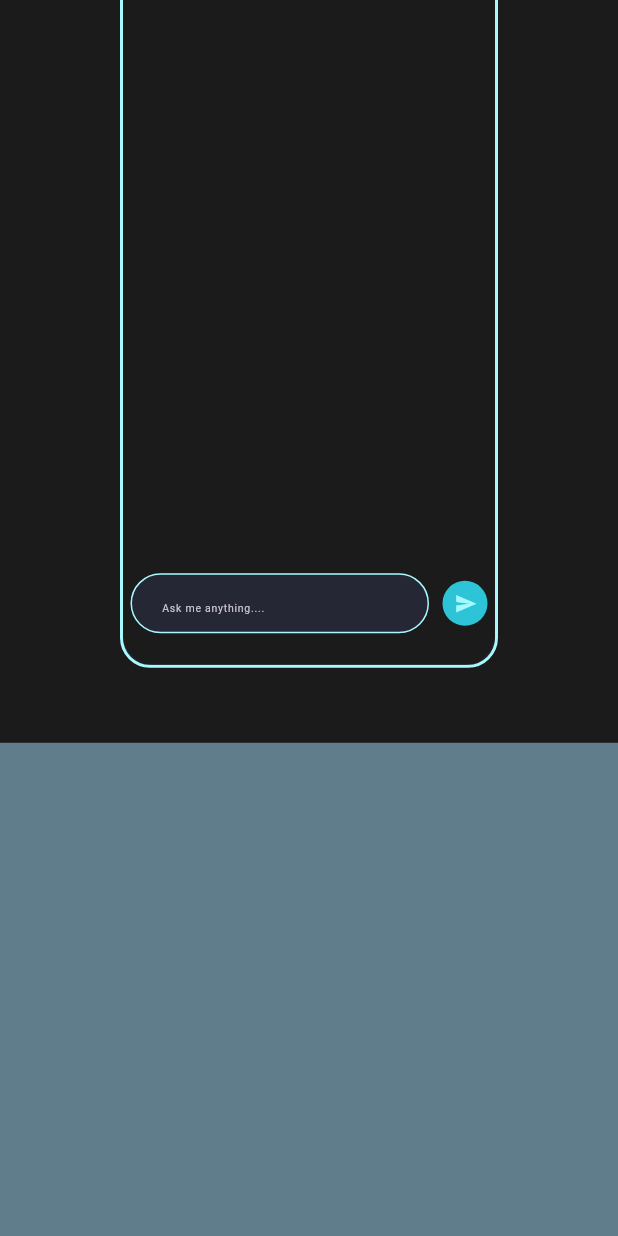
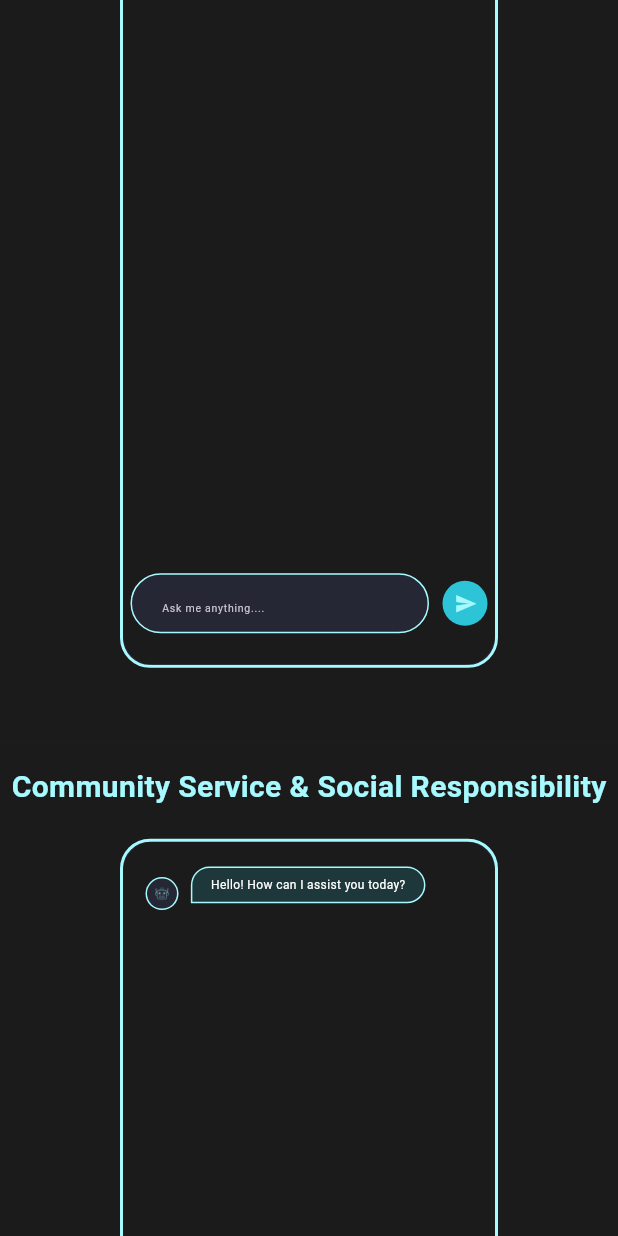
Before and after one commit to Saniya951/EcoResolve, a Flutter app: the screen it shows after launch, scrolled down 1152 dp, on a phone screen of 412 x 824 dp. Run offline on Flutter 3.47's test engine with Material 3 defaults, Android fonts, the light colour scheme and no system bars; our stand-ins replace get.

Commit message:
community UI upated

```diff
--- /dev/null
+++ b/lib/comapis/com_apis.dart
@@ -0,0 +1,39 @@
+import 'dart:convert';
+import 'dart:io';
+import 'dart:developer';
+import 'package:eco_resolve/constants/size.dart';
+import 'package:http/http.dart'as http;
+
+class APIs2{
+  //get answers from chatgpt
+  static Future<String> getAnswer(String question) async{
+    try{
+      final res =
+        await http.post(Uri.parse('https://api.openai.com/v1/chat/completions'),
+            headers:{
+              HttpHeaders.contentTypeHeader : 'application/json',
+              HttpHeaders.authorizationHeader: 'Bearer $apiKey2'
+            },
+
+            body:jsonEncode({
+                "model": "gpt-3.5-turbo-0125",
+                "temperature": 0,
+                "max_tokens":2000,
+                "messages": [
+                  { "role": "user", "content": question},
+                ]
+            })
+            );
+
+            final data = jsonDecode(res.body);
+
+      log('res: $data');
+      return data['choices'][0]['message']['content'];
+
+    }catch(e){
+      log('getAnswerE: $e');
+      return 'Something went wrong';
+
+    }
+  }
+}
--- /dev/null
+++ b/lib/comchat/com_message.dart
@@ -0,0 +1,9 @@
+class ComMessage{
+  String commsg;
+  final ComMessageType comMsgType;
+
+  ComMessage({required this.commsg, required this.comMsgType});
+
+}
+
+enum ComMessageType{user2, bot2}
--- /dev/null
+++ b/lib/comchat/com_message_card.dart
@@ -0,0 +1,101 @@
+import 'package:eco_resolve/comchat/com_message.dart';
+import 'package:eco_resolve/constants/colors.dart';
+import 'package:eco_resolve/constants/size.dart';
+import 'package:flutter/material.dart';
+// import 'package:typewrite_text/typewrite_text.dart';
+
+ class ComMessageCard extends StatelessWidget {
+
+  final ComMessage commessage;
+  const ComMessageCard({super.key, required this.commessage});
+
+  @override
+  Widget build(BuildContext context) {
+    const r =  Radius.circular((15));
+    final screenSize=MediaQuery.of(context).size;
+    final screenSizeHeight=screenSize.height *0.7;
+    final screenSizeWidth=screenSize.width;
+
+
+    return LayoutBuilder(
+      builder: (context, constraints) {
+        bool isDesktop = constraints.maxWidth >= minDesktopWidth;
+    return commessage.comMsgType==ComMessageType.bot2 ?
+    //for bot
+    Row(
+
+      children:[
+
+        const SizedBox(width:15),
+
+        Container(
+            padding: const EdgeInsets.all(1.0), // Border width
+            decoration:const  BoxDecoration(
+              color: CustomColor.greenSecondary, // Border color
+              shape: BoxShape.circle,
+            ),
+            child: CircleAvatar(
+              backgroundColor: CustomColor.bgLight1,
+              radius:isDesktop? 20:10,
+              child: Image.asset('assets/images/roboticon.png', width:isDesktop? 25:10),
+            ),
+          ),
+        Container(
+          constraints: BoxConstraints(maxWidth:screenSizeWidth *.6), //accd length of text it will manage boxs width
+          margin: EdgeInsets.only(bottom: screenSizeHeight * .02, left:screenSizeWidth *.02),
+
+            padding: EdgeInsets.symmetric(vertical:screenSizeHeight * .01, horizontal: screenSizeWidth * .03),
+              decoration:BoxDecoration(
+                border:Border.all(color:CustomColor.greenSecondary),
+                borderRadius: const BorderRadius.only(topLeft:r, topRight: r,bottomRight: r),
+                color:CustomColor.btnColor,
+              ),
+
+              child:Text(commessage.commsg,
+                style:TextStyle(color: Colors.white, fontSize: isDesktop? 14:8, fontWeight: FontWeight.w400),),
+              // child: message.msg.isEmpty ? const TypewriteText(
+              //     linesOfText: ['Please Wait...'],
+              //     textStyle: TextStyle(color: CustomColor.lightGrey, fontSize: isDesktop? 14:8, fontWeight: FontWeight.w400),
+              //     reverseAnimationDuration: Duration(milliseconds: 0),
+              //     beforeAnimationDuration: Duration(milliseconds: 100),
+              //     needCursor: false,
+              //   ) : Text(message.msg,)
+              ),
+      ],
+    ) :
+    //for user
+    Row(
+      mainAxisAlignment: MainAxisAlignment.end,
+      children:[
+        Container(
+          constraints: BoxConstraints(maxWidth: screenSizeWidth *.6), //accd length of text it will manage boxs width
+          margin: EdgeInsets.only(bottom: screenSizeHeight * .02, right: screenSizeWidth *.02),
+            padding: EdgeInsets.symmetric(vertical: screenSizeHeight * .01, horizontal: screenSizeWidth * .03),
+              decoration:BoxDecoration(
+                border:Border.all(color:CustomColor.greenSecondary),
+                borderRadius: const BorderRadius.only(topLeft:r, topRight: r,bottomLeft: r),
+                color:CustomColor.btnColor,
+              ),
+              child:Text(commessage.commsg,
+                style:TextStyle(color: Colors.white, fontSize: isDesktop? 14:8, fontWeight: FontWeight.w400),),
+        ),
+
+        Container(
+            padding: const EdgeInsets.all(1.0), // Border width
+            decoration:const  BoxDecoration(
+              color: CustomColor.greenSecondary, // Border color
+              shape: BoxShape.circle,
+            ),
+        child:CircleAvatar(
+          radius:isDesktop? 20:10,
+          backgroundColor:CustomColor.bgLight1,
+          child:const Icon(Icons.person, color:CustomColor.greenSecondary)
+        ),),
+
+        const SizedBox(width:15),
+
+      ]);
+      },
+      );
+  }
+}
--- /dev/null
+++ b/lib/comchat/comchat_controller.dart
@@ -0,0 +1,39 @@
+import 'package:eco_resolve/comapis/com_apis.dart';
+import 'package:eco_resolve/comchat/com_message.dart';
+import 'package:flutter/material.dart';
+import 'package:get/get.dart';
+
+class ComchatController extends GetxController{
+  final textC=TextEditingController();
+
+  final scrollC = ScrollController();
+
+  final list = <ComMessage>[
+    ComMessage(commsg: 'Hello! How can I assist you today?', comMsgType:ComMessageType.bot2)
+  ].obs;
+
+  Future<void> askQuestion() async{
+    if(textC.text.trim().isNotEmpty){
+      //user
+      list.add(ComMessage(commsg: textC.text, comMsgType:ComMessageType.user2));
+      list.add(ComMessage(commsg: 'something went wrong', comMsgType: ComMessageType.bot2));
+      _scrollDown();
+
+      final res = await APIs2.getAnswer(textC.text);
+
+      //bot
+      list.removeLast();
+      list.add(ComMessage(commsg: res, comMsgType: ComMessageType.bot2));
+      _scrollDown();
+
+      textC.text='';
+    }
+  }
+
+
+  // for moving to the end of the screen after texts increases
+  void _scrollDown(){
+    scrollC.animateTo(scrollC.position.maxScrollExtent, duration: const Duration(milliseconds: 500), curve: Curves.ease);
+  }
+
+}
--- a/lib/constants/size.dart
+++ b/lib/constants/size.dart
@@ -1,2 +1,3 @@
 const double minDesktopWidth = 600.0;
 const apiKey='sk-proj-WIOEiVoYEM9bEaDMRRhpT3BlbkFJlqkcRdVaVN8KfVYCNoOlsan';
+const apiKey2='sk-proj-WIOEiVoYEM9bEaDMRRhpT3BlbkFJlqkcRdVaVN8KfVYCNoOlnas';
--- a/lib/pages/home_page.dart
+++ b/lib/pages/home_page.dart
@@ -1,5 +1,6 @@
 import 'package:eco_resolve/constants/colors.dart';
 import 'package:eco_resolve/constants/size.dart';
+import 'package:eco_resolve/widgets/com_chatscreen.dart';
 import 'package:eco_resolve/widgets/conf_chatscreen_web.dart';
 import 'package:eco_resolve/widgets/drawer_mob.dart';
 import 'package:eco_resolve/widgets/header.dart';
@@ -60,11 +61,10 @@ class _HomePageState extends State<HomePage> {
                 const ConfChatScreenWeb(),
 
               // Community service Page
-              Container(
-                height: 500,
-                width: double.maxFinite,
-                color: Colors.blueGrey,
-              ),
+              if(isDesktop)
+                const ComChatScreen()
+              else
+                const ComChatScreen(),
 
               // Feedback Page
               Container(
--- /dev/null
+++ b/lib/widgets/com_chatscreen.dart
@@ -0,0 +1,107 @@
+import 'package:eco_resolve/comchat/com_message_card.dart';
+import 'package:eco_resolve/comchat/comchat_controller.dart';
+import 'package:eco_resolve/constants/colors.dart';
+import 'package:flutter/material.dart';
+import 'package:get/get.dart';
+
+class ComChatScreen extends StatefulWidget {
+  const ComChatScreen({super.key});
+
+  @override
+  State<ComChatScreen> createState() => _ComChatScreenState();
+}
+
+class _ComChatScreenState extends State<ComChatScreen> {
+  final _c = Get.put(ComchatController());
+
+  @override
+  Widget build(BuildContext context) {
+    final screenSize = MediaQuery.of(context).size;
+    final screenSizeHeight=screenSize.height;
+    final screenSizeWidth=screenSize.width;
+    final isDesktop = screenSizeWidth >= 600;
+
+    return Container(
+      decoration: const BoxDecoration(color:CustomColor.bgLight,),
+      // backgroundColor:CustomColor.bgLight,
+      child: Column(
+        children:[
+          const SizedBox(height: 15),
+          Text("Community Service & Social Responsibility",
+          style:TextStyle(fontWeight: FontWeight.bold,fontSize: isDesktop?30:20, color:CustomColor.greenSecondary )),
+          Container(
+          margin:const EdgeInsets.only(left:80,right:80,bottom: 50, top:20),
+          height:screenSize.height*0.9,
+          width:screenSize.width*0.7,
+
+          decoration: BoxDecoration(
+                color: CustomColor.bgLight1,
+                border: Border.all(color: CustomColor.greenSecondary, width: 2),
+                borderRadius: BorderRadius.circular(20), // Adjust the value for more or less curvature
+              ),
+
+          child: ClipRRect(
+            borderRadius: BorderRadius.circular(20), // Same border radius as the container
+            child: Scaffold(
+              backgroundColor: CustomColor.bgLight, // Set scaffold background to transparent
+
+              //send message field and button
+              floatingActionButtonLocation: FloatingActionButtonLocation.centerFloat,
+              floatingActionButton: Padding(
+                padding: EdgeInsets.all(isDesktop ? 10.0 : 5.0),
+                child: Row(
+                  children: [
+                    Expanded(
+                      child: TextFormField(
+                        // Because text field screen is going to update
+                        controller: _c.textC,
+                        onTapOutside: (e) => FocusScope.of(context).unfocus(),
+                        decoration: InputDecoration(
+                          isDense: true,
+                          fillColor: CustomColor.bgLight1,
+                          filled: true,
+                          hintText: "    Ask me anything....",
+                          hintStyle: TextStyle(fontSize: isDesktop ? 13 : 7),
+                          contentPadding: EdgeInsets.symmetric(
+                            vertical: isDesktop ? 16 : 8,
+                            horizontal: isDesktop ? 20 : 8,
+                          ),
+                          enabledBorder: OutlineInputBorder(
+                              borderRadius: BorderRadius.circular(50),
+                              borderSide: const BorderSide(color: CustomColor.greenSecondary), // Set your border color here
+                            ),
+
+                        ),
+                      ),
+                    ),
+                    const SizedBox(width: 9),
+                    CircleAvatar(
+                      radius: isDesktop ? 25 : 15,
+                      backgroundColor: CustomColor.greenPrimary,
+                      child: IconButton(
+                        onPressed: _c.askQuestion,
+                        icon: Icon(
+                          Icons.send,
+                          color: CustomColor.greenSecondary,
+                          size: isDesktop ? 25 : 15,
+                        ),
+                      ),
+                    ),
+                  ],
+                ),
+              ),
+              body: Obx(
+                () => ListView(
+                  physics: const BouncingScrollPhysics(),
+                  controller: _c.scrollC,
+                  padding: EdgeInsets.only(top: screenSizeHeight * .02, bottom: screenSizeWidth * .02),
+                  children: _c.list.map((e) =>ComMessageCard(commessage: e)).toList(),
+                ),
+              ),
+            ),
+          ),
+        ),
+      ],
+    ),);
+  }
+}
```
Also changed, not shown: lib/main.dart (line endings or trailing spaces).
